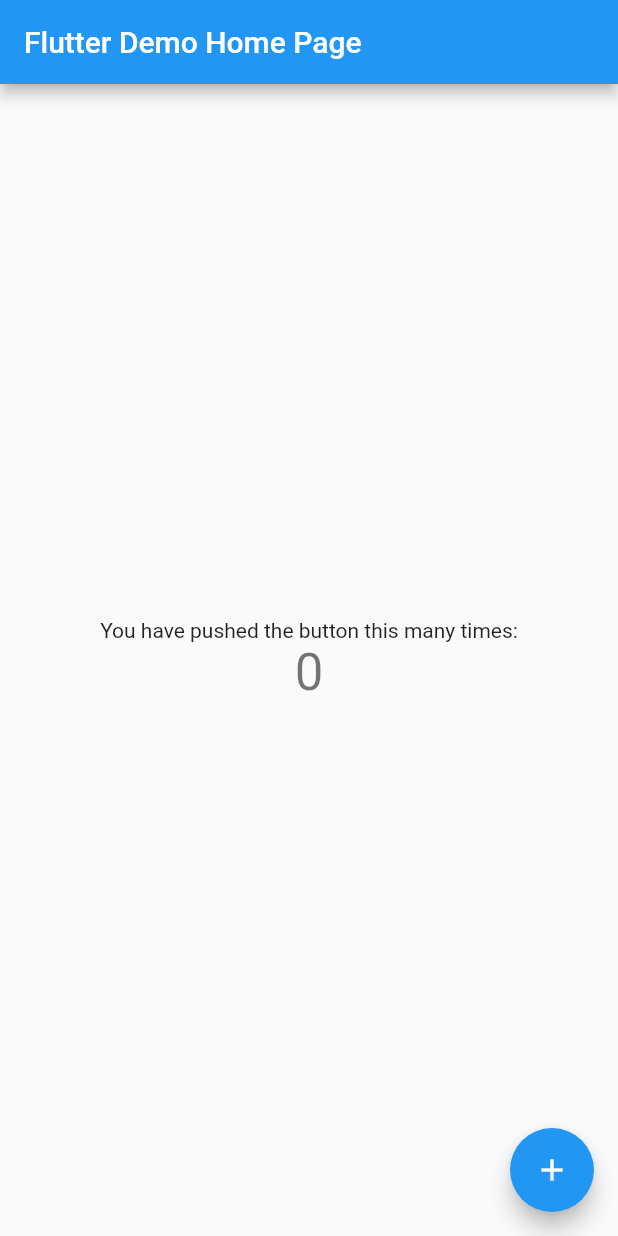
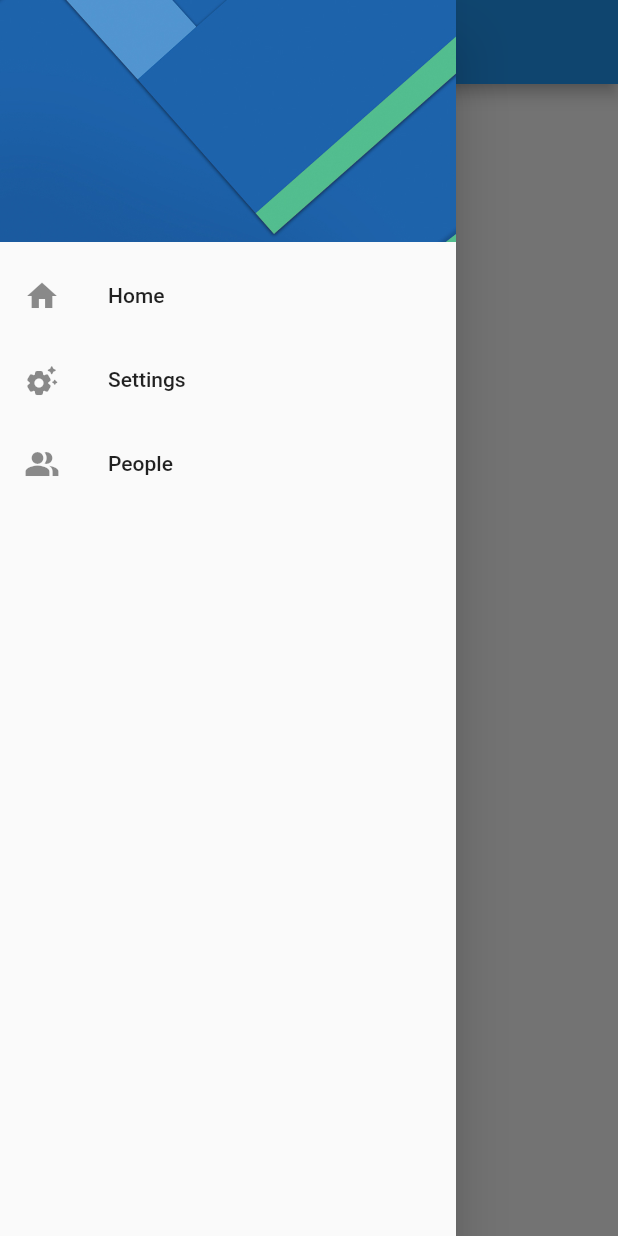
Before and after one commit to Migue9936/preference-app, a Flutter app: the screen it shows after launch, with the side drawer open (before the commit the screen has no drawer), on a phone screen of 412 x 824 dp. Run offline on Flutter 3.47's test engine with Material 2 defaults, Android fonts, the phone set to English and light mode, and no system bars.

Commit message:
putting side bar scheleton

```diff
--- a/lib/main.dart
+++ b/lib/main.dart
@@ -1,115 +1,21 @@
 import 'package:flutter/material.dart';
+import 'package:preferences_app/screens/screens.dart';
 
-void main() {
-  runApp(const MyApp());
-}
+void main() => runApp(const MyApp());
 
 class MyApp extends StatelessWidget {
   const MyApp({super.key});
 
-  // This widget is the root of your application.
   @override
   Widget build(BuildContext context) {
     return MaterialApp(
-      title: 'Flutter Demo',
-      theme: ThemeData(
-        // This is the theme of your application.
-        //
-        // Try running your application with "flutter run". You'll see the
-        // application has a blue toolbar. Then, without quitting the app, try
-        // changing the primarySwatch below to Colors.green and then invoke
-        // "hot reload" (press "r" in the console where you ran "flutter run",
-        // or simply save your changes to "hot reload" in a Flutter IDE).
-        // Notice that the counter didn't reset back to zero; the application
-        // is not restarted.
-        primarySwatch: Colors.blue,
-      ),
-      home: const MyHomePage(title: 'Flutter Demo Home Page'),
+      title: 'Material App',
+      debugShowCheckedModeBanner: false,
+      initialRoute: HomeScreen.routerName,
+      routes: {
+        HomeScreen.routerName :(context) => const HomeScreen(),
+        SettingsScreen.routerName :(context) => const SettingsScreen(),
+      },
     );
   }
 }
-
-class MyHomePage extends StatefulWidget {
-  const MyHomePage({super.key, required this.title});
-
-  // This widget is the home page of your application. It is stateful, meaning
-  // that it has a State object (defined below) that contains fields that affect
-  // how it looks.
-
-  // This class is the configuration for the state. It holds the values (in this
-  // case the title) provided by the parent (in this case the App widget) and
-  // used by the build method of the State. Fields in a Widget subclass are
-  // always marked "final".
-
-  final String title;
-
-  @override
-  State<MyHomePage> createState() => _MyHomePageState();
-}
-
-class _MyHomePageState extends State<MyHomePage> {
-  int _counter = 0;
-
-  void _incrementCounter() {
-    setState(() {
-      // This call to setState tells the Flutter framework that something has
-      // changed in this State, which causes it to rerun the build method below
-      // so that the display can reflect the updated values. If we changed
-      // _counter without calling setState(), then the build method would not be
-      // called again, and so nothing would appear to happen.
-      _counter++;
-    });
-  }
-
-  @override
-  Widget build(BuildContext context) {
-    // This method is rerun every time setState is called, for instance as done
-    // by the _incrementCounter method above.
-    //
-    // The Flutter framework has been optimized to make rerunning build methods
-    // fast, so that you can just rebuild anything that needs updating rather
-    // than having to individually change instances of widgets.
-    return Scaffold(
-      appBar: AppBar(
-        // Here we take the value from the MyHomePage object that was created by
-        // the App.build method, and use it to set our appbar title.
-        title: Text(widget.title),
-      ),
-      body: Center(
-        // Center is a layout widget. It takes a single child and positions it
-        // in the middle of the parent.
-        child: Column(
-          // Column is also a layout widget. It takes a list of children and
-          // arranges them vertically. By default, it sizes itself to fit its
-          // children horizontally, and tries to be as tall as its parent.
-          //
-          // Invoke "debug painting" (press "p" in the console, choose the
-          // "Toggle Debug Paint" action from the Flutter Inspector in Android
-          // Studio, or the "Toggle Debug Paint" command in Visual Studio Code)
-          // to see the wireframe for each widget.
-          //
-          // Column has various properties to control how it sizes itself and
-          // how it positions its children. Here we use mainAxisAlignment to
-          // center the children vertically; the main axis here is the vertical
-          // axis because Columns are vertical (the cross axis would be
-          // horizontal).
-          mainAxisAlignment: MainAxisAlignment.center,
-          children: <Widget>[
-            const Text(
-              'You have pushed the button this many times:',
-            ),
-            Text(
-              '$_counter',
-              style: Theme.of(context).textTheme.headlineMedium,
-            ),
-          ],
-        ),
-      ),
-      floatingActionButton: FloatingActionButton(
-        onPressed: _incrementCounter,
-        tooltip: 'Increment',
-        child: const Icon(Icons.add),
-      ), // This trailing comma makes auto-formatting nicer for build methods.
-    );
-  }
-}
--- /dev/null
+++ b/lib/screens/home_screen.dart
@@ -0,0 +1,25 @@
+import 'package:flutter/material.dart';
+import 'package:preferences_app/widgets/widgets.dart';
+
+class HomeScreen extends StatelessWidget {
+
+
+  static String routerName = 'Home';
+
+  const HomeScreen({Key? key}) : super(key: key);
+
+  @override
+  Widget build(BuildContext context) {
+    return  Scaffold(
+      appBar: AppBar(
+        title: const Text('Home'),
+        centerTitle: true,
+
+      ),
+      drawer: const SideBarMenu(),
+      body: const Center(
+         child: Text('HomeScreen'),
+      ),
+    );
+  }
+}
--- /dev/null
+++ b/lib/screens/screens.dart
@@ -0,0 +1,2 @@
+export 'package:preferences_app/screens/home_screen.dart';
+export 'package:preferences_app/screens/settings_screen.dart';
--- /dev/null
+++ b/lib/screens/settings_screen.dart
@@ -0,0 +1,23 @@
+import 'package:flutter/material.dart';
+import 'package:preferences_app/widgets/widgets.dart';
+
+class SettingsScreen extends StatelessWidget {
+
+  static String routerName = 'Settings';
+
+  const SettingsScreen({Key? key}) : super(key: key);
+
+  @override
+  Widget build(BuildContext context) {
+    return  Scaffold(
+      appBar: AppBar(
+        centerTitle: true,
+        title:const Text('Settings') ,
+      ),
+       drawer: const SideBarMenu(),
+      body: const Center(
+         child: Text('SettingsScreen'),
+      ),
+    );
+  }
+}
--- /dev/null
+++ b/lib/widgets/side_bar_menu.dart
@@ -0,0 +1,57 @@
+import 'package:flutter/material.dart';
+import 'package:preferences_app/screens/screens.dart';
+
+class SideBarMenu extends StatelessWidget {
+  const SideBarMenu({super.key});
+
+  @override
+  Widget build(BuildContext context) {
+    return Drawer(
+      child: ListView(
+        padding: EdgeInsets.zero,
+        children: [
+          const _DrawerHeader(),
+          ListTile(
+            leading: const Icon(Icons.home),
+            title: const Text('Home'),
+            onTap: () {
+              Navigator.popAndPushNamed(context, HomeScreen.routerName);
+            },
+          ),
+          ListTile(
+            leading: const Icon(Icons.settings_suggest_rounded),
+            title: const Text('Settings'),
+            onTap: () {
+              Navigator.pushReplacementNamed(context, SettingsScreen.routerName);
+
+            },
+          ),
+          ListTile(
+            leading: const Icon(Icons.people_alt),
+            title: const Text('People'),
+            onTap: () {
+
+            },
+          ),
+        ],
+      ),
+    );
+  }
+}
+
+class _DrawerHeader extends StatelessWidget {
+  const _DrawerHeader();
+
+  @override
+  Widget build(BuildContext context) {
+    return DrawerHeader(
+     decoration: const BoxDecoration(
+        image: DecorationImage(
+          image: AssetImage('assets/menu-img.jpg'),
+          fit: BoxFit.cover
+          )
+      ),
+     child: Container(),
+    );
+  }
+}
--- /dev/null
+++ b/lib/widgets/widgets.dart
@@ -0,0 +1 @@
+export 'package:preferences_app/widgets/side_bar_menu.dart';
--- a/pubspec.yaml
+++ b/pubspec.yaml
@@ -59,8 +59,8 @@ flutter:
   uses-material-design: true
 
   # To add assets to your application, add an assets section, like this:
-  # assets:
-  #   - images/a_dot_burr.jpeg
+  assets:
+    - assets/
   #   - images/a_dot_ham.jpeg
 
   # An image asset can refer to one or more resolution-specific "variants", see
```
Also changed, not shown: assets/menu-img.jpg (added).
